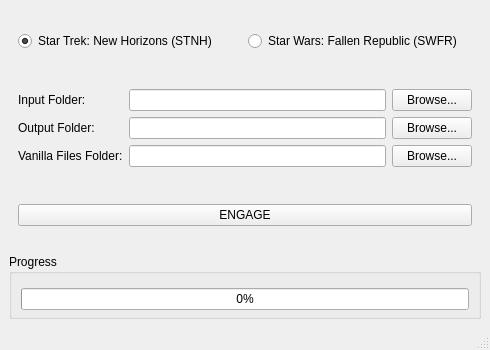
Before: the Qt Designer form PDG_LocalisationCreator_GUI/PDG_LocalisationCreator_GUI.ui in ZoomImpulse/PDG_LocalisationCreator_GUI, drawn with Qt 5.
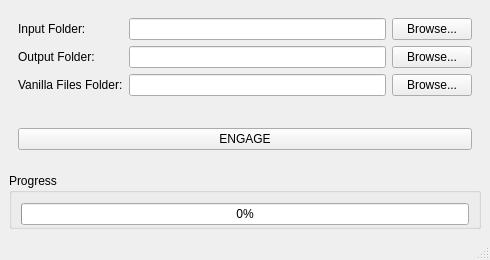
After: the same form once the commit is applied. Icons and pictures are not drawn.

Commit message: Removed SWFR

Diff of the .ui file:
```diff
--- a/PDG_LocalisationCreator_GUI/PDG_LocalisationCreator_GUI.ui
+++ b/PDG_LocalisationCreator_GUI/PDG_LocalisationCreator_GUI.ui
@@ -7,19 +7,19 @@
         <x>0</x>
         <y>0</y>
         <width>490</width>
-        <height>350</height>
+    <height>260</height>
       </rect>
     </property>
     <property name="minimumSize">
       <size>
         <width>490</width>
-        <height>350</height>
+    <height>260</height>
       </size>
     </property>
     <property name="maximumSize">
       <size>
         <width>490</width>
-        <height>350</height>
+    <height>260</height>
       </size>
     </property>
     <property name="windowTitle">
@@ -38,29 +38,6 @@
     </property>
     <widget class="QWidget" name="centralWidget">
       <layout class="QVBoxLayout" name="verticalLayout_2">
-        <item>
-          <widget class="QFrame" name="modSelectionBox">
-            <layout class="QGridLayout" name="gridLayout_mod">
-              <item row="0" column="0">
-                <widget class="QRadioButton" name="stnhRadioButton">
-                  <property name="text">
-                    <string>Star Trek: New Horizons (STNH)</string>
-                  </property>
-                  <property name="checked">
-                    <bool>true</bool>
-                  </property>
-                </widget>
-              </item>
-              <item row="0" column="1">
-                <widget class="QRadioButton" name="swfrRadioButton">
-                  <property name="text">
-                    <string>Star Wars: Fallen Republic (SWFR)</string>
-                  </property>
-                </widget>
-              </item>
-            </layout>
-          </widget>
-        </item>
         <item>
           <widget class="QFrame" name="folderSelectionBox">
             <layout class="QGridLayout" name="gridLayout">
```
Left out of the diff: 3 changed lines with no effect on the pictures. Lines whose indentation alone changed are shown as unchanged. The commit also changes 2 other files.
